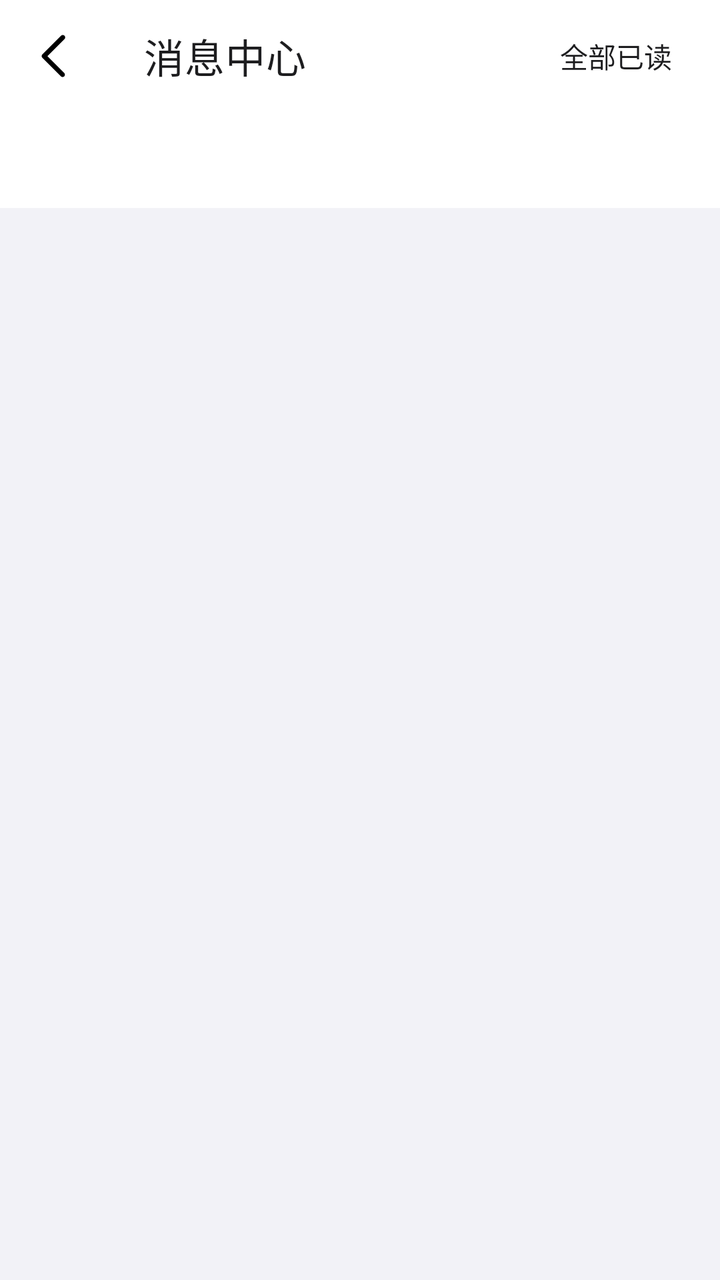
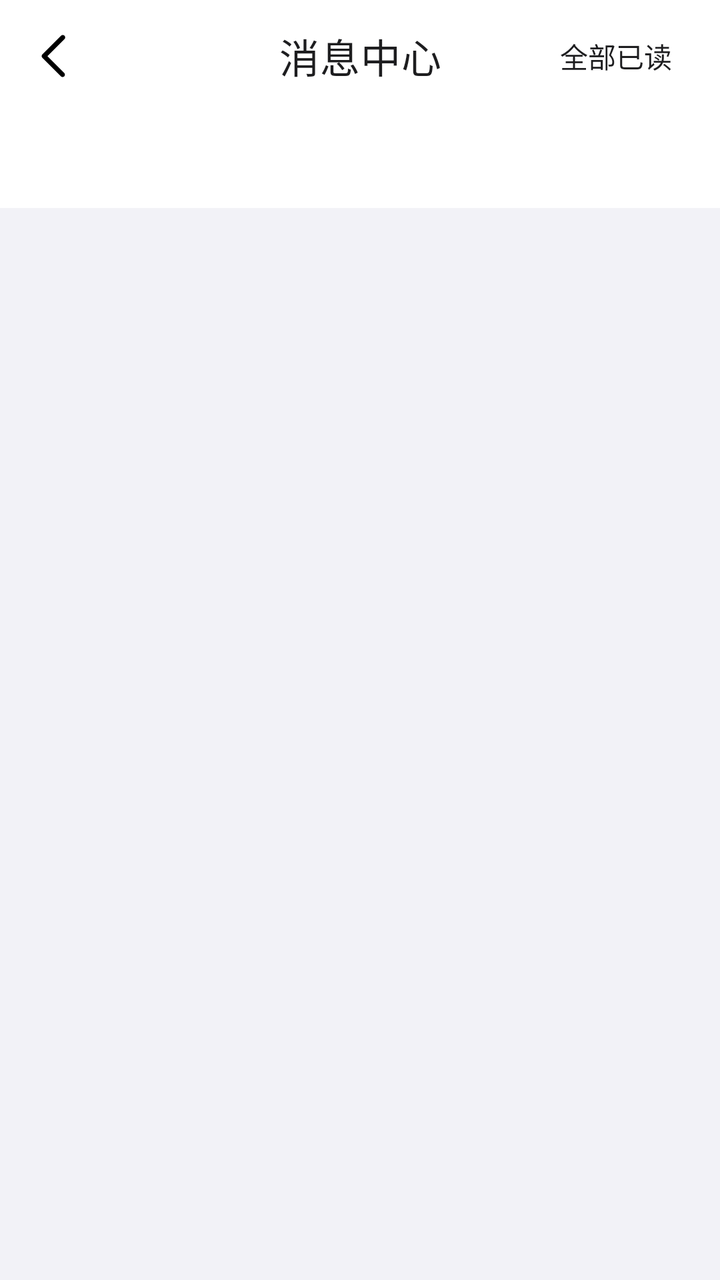

Screens rendered from an Android XML layout before and after an edit, with the pre-edit source and the edit as a unified diff.
<!-- AndroidManifest.xml: application theme Theme.MyApp -->
<!-- res/layout/activity_message_center.xml -->
<?xml version="1.0" encoding="utf-8"?>
<LinearLayout xmlns:android="http://schemas.android.com/apk/res/android"
    xmlns:app="http://schemas.android.com/apk/res-auto"
    android:layout_width="match_parent"
    android:layout_height="match_parent"
    android:orientation="vertical"
    android:background="?android:attr/windowBackground">

    
    <androidx.appcompat.widget.Toolbar
        android:id="@+id/toolbar_back"
        android:layout_width="match_parent"
        android:layout_height="56dp"
        android:background="@color/ios_bg"
        app:navigationIcon="@drawable/ic_back_black"
        app:title="@string/message_center"
        app:titleTextColor="@color/ios_text_primary">

        
        <TextView
            android:id="@+id/tv_mark_all_read"
            android:layout_width="wrap_content"
            android:layout_height="wrap_content"
            android:layout_gravity="end"
            android:layout_marginEnd="16dp"
            android:text="@string/message_mark_all_read"
            android:textColor="@color/ios_text_primary"
            android:textSize="14sp"
            android:clickable="true"
            android:focusable="true"
            android:background="?attr/selectableItemBackgroundBorderless"
            android:padding="8dp" />
    </androidx.appcompat.widget.Toolbar>

    
    <com.google.android.material.tabs.TabLayout
        android:id="@+id/tab_layout"
        android:layout_width="match_parent"
        android:layout_height="48dp"
        android:background="@color/ios_bg"
        app:tabMode="fixed"
        app:tabGravity="fill"
        app:tabIndicatorColor="@color/ios_text_primary"
        app:tabIndicatorHeight="2dp"
        app:tabSelectedTextColor="@color/ios_text_primary"
        app:tabTextColor="@color/ios_text_primary"
        app:tabTextAppearance="@style/TextAppearance.MessageTab"
        app:tabRippleColor="#33FFFFFF" />

    
    <androidx.viewpager2.widget.ViewPager2
        android:id="@+id/view_pager"
        android:layout_width="match_parent"
        android:layout_height="0dp"
        android:layout_weight="1" />

</LinearLayout>
<!-- resources referenced by this layout -->
<resources>
  <color name="ios_bg">#FFFFFFFF</color>
  <color name="ios_text_primary">#FF1D1D1F</color>
  <!-- drawable ic_back_black (drawable) -->
  <vector android:height="24dp" android:viewportHeight="1024"
      android:viewportWidth="1024" android:width="24dp" xmlns:android="http://schemas.android.com/apk/res/android">
      <path android:fillColor="#FF000000" android:pathData="M328.6,515.6l364.3,-364.3c20.1,-20 20.1,-52.6 0,-72.6 -20,-20 -52.5,-20 -72.6,0L221,478c-20,20 -20,52.5 0,72.6 1.6,1.6 3.4,2.8 5.1,4.2 0.3,0.3 0.5,0.7 0.8,1l389.9,389.9c19.6,19.6 51.3,19.6 70.9,0s19.6,-51.3 0,-70.9L328.6,515.6z"/>
  </vector>
  <string name="message_center">消息中心</string>
  <string name="message_mark_all_read">全部已读</string>
  <style name="TextAppearance.MessageTab" parent="TextAppearance.MaterialComponents.Button">
          <item name="android:textSize">14sp</item>
          <item name="android:textStyle">normal</item>
          <item name="textAllCaps">false</item>
      </style>
  <color name="ios_blue">#FF007AFF</color>
  <color name="white">#FFFFFFFF</color>
  <style name="ThemeOverlay.MyApp.ActionBar.Light" parent="ThemeOverlay.AppCompat.ActionBar">
          <item name="android:windowBackground">@color/ios_bg</item>
          <item name="android:textColorPrimary">@color/ios_text_primary</item>
          <item name="android:textColorSecondary">@color/ios_text_secondary</item>
          <item name="actionBarWidgetTheme">@style/ThemeOverlay.MyApp.ActionBar.Widget</item>
      </style>
  <color name="ios_bg_grouped">#FFF2F2F7</color>
  <style name="ShapeAppearance.iOS.Small" parent="ShapeAppearance.MaterialComponents.SmallComponent">
          <item name="cornerFamily">rounded</item>
          <item name="cornerSize">10dp</item>
      </style>
  <style name="ShapeAppearance.iOS.Medium" parent="ShapeAppearance.MaterialComponents.MediumComponent">
          <item name="cornerFamily">rounded</item>
          <item name="cornerSize">12dp</item>
      </style>
  <style name="ShapeAppearance.iOS.Large" parent="ShapeAppearance.MaterialComponents.LargeComponent">
          <item name="cornerFamily">rounded</item>
          <item name="cornerSize">16dp</item>
      </style>
  <style name="Widget.MyApp.Button.iOS" parent="Widget.MaterialComponents.Button">
          <item name="cornerRadius">10dp</item>
          <item name="backgroundTint">@color/ios_blue</item>
          <item name="android:textColor">@color/white</item>
          <item name="elevation">0dp</item>
          <item name="android:textSize">17sp</item>
          <item name="android:textStyle">bold</item>
          <item name="android:letterSpacing">0.01</item>
      </style>
  <style name="Widget.MyApp.CardView.iOS" parent="Widget.MaterialComponents.CardView">
          <item name="cardBackgroundColor">@color/ios_card_bg</item>
          <item name="cardCornerRadius">12dp</item>
          <item name="cardElevation">1dp</item>
          <item name="strokeWidth">0dp</item>
      </style>
  <color name="ios_tab_bar">#F0F9F9F9</color>
  <color name="ios_text_tertiary">#FFC7C7CC</color>
  <color name="ios_separator">#FFE5E5EA</color>
  <color name="ios_text_secondary">#FF8E8E93</color>
  <style name="ThemeOverlay.MyApp.ActionBar.Widget" parent="ThemeOverlay.AppCompat.Light">
          <item name="colorControlNormal">@color/ios_text_primary</item>
      </style>
  <color name="ios_card_bg">#FFFFFFFF</color>
  <!-- unchanged entries left out for length: 1 -->
</resources>

<!-- the commit's change to res/layout/activity_message_center.xml (unified diff, before → after) -->
@@ -7,13 +7,14 @@
     android:background="?android:attr/windowBackground">
 
     
-    <androidx.appcompat.widget.Toolbar
+    <com.google.android.material.appbar.MaterialToolbar
         android:id="@+id/toolbar_back"
         android:layout_width="match_parent"
         android:layout_height="56dp"
         android:background="@color/ios_bg"
         app:navigationIcon="@drawable/ic_back_black"
         app:title="@string/message_center"
+        app:titleCentered="true"
         app:titleTextColor="@color/ios_text_primary">
 
         
@@ -30,7 +31,7 @@
             android:focusable="true"
             android:background="?attr/selectableItemBackgroundBorderless"
             android:padding="8dp" />
-    </androidx.appcompat.widget.Toolbar>
+    </com.google.android.material.appbar.MaterialToolbar>
 
     
     <com.google.android.material.tabs.TabLayout
